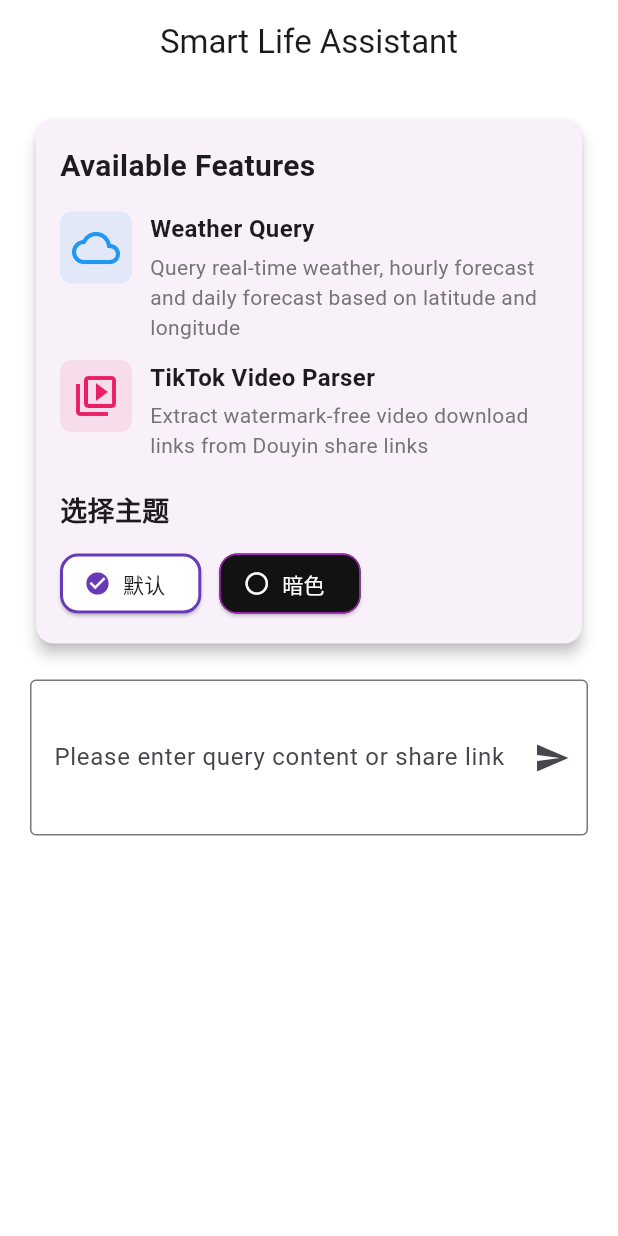
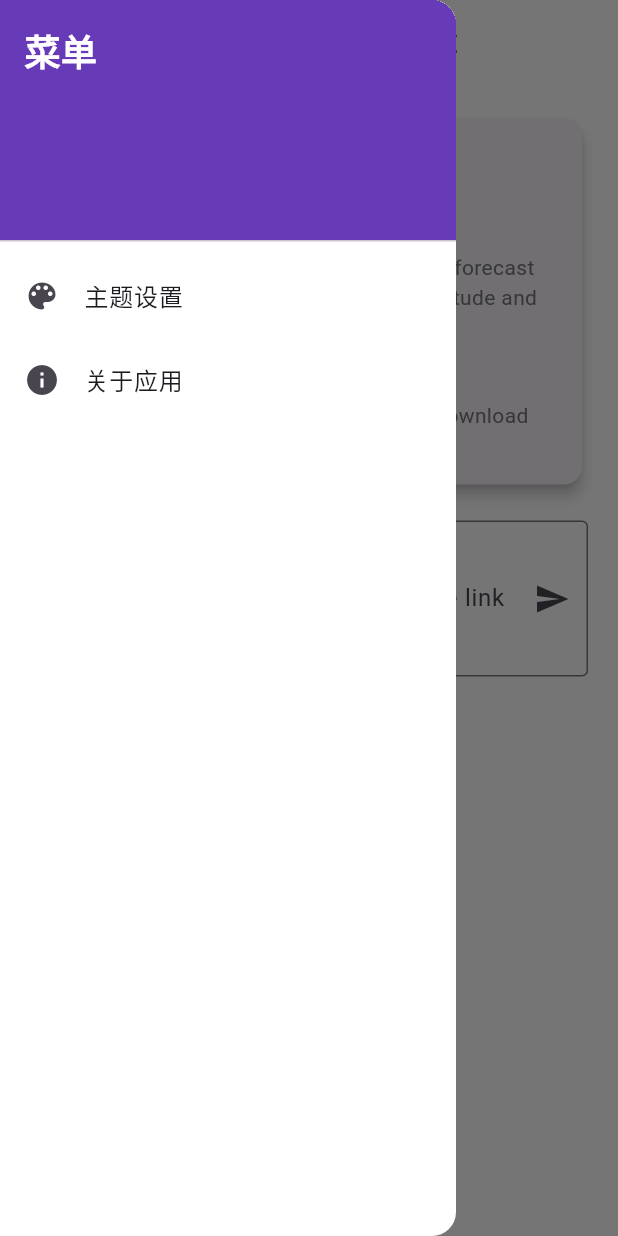
Before and after one commit to jingluoguo/smart_life_assistant, a Flutter app: the screen it shows after launch, with the side drawer open (before the commit the screen has no drawer), on a phone screen of 412 x 824 dp. Run offline on Flutter 3.47's test engine with Material 3 defaults, Android fonts, the phone set to English and light mode, and no system bars; our stand-ins replace dio, flutter_i18n, get, shared_preferences; missing offline and left inert: dart_jsonwebtoken.

Commit message:
主题切换页面拆分

```diff
--- a/lib/core/value/colors.dart
+++ b/lib/core/value/colors.dart
@@ -3,27 +3,22 @@ import 'package:get/get.dart';
 import 'package:smart_life_assistant/core/controller/theme_controller.dart';
 import 'package:smart_life_assistant/core/value/theme_model.dart';
 
+// 主题颜色提供者类，用于获取当前主题的颜色
 class AppColors {
-  // 获取主题控制器
-  static ThemeController get _themeController => Get.find<ThemeController>();
-
-  // 获取当前主题
-  static ThemeModel get _currentTheme => _themeController.currentTheme;
-
   // 主色调
-  static Color get primary => _currentTheme.primary;
-  static Color get secondary => _currentTheme.secondary;
-  static Color get accent => _currentTheme.accent;
+  static Color get primary => _getTheme().primary;
+  static Color get secondary => _getTheme().secondary;
+  static Color get accent => _getTheme().accent;
 
   // 文本颜色
-  static Color get textPrimary => _currentTheme.textPrimary;
-  static Color get textSecondary => _currentTheme.textSecondary;
+  static Color get textPrimary => _getTheme().textPrimary;
+  static Color get textSecondary => _getTheme().textSecondary;
   static Color get textLight =>
-      _currentTheme.textSecondary.withValues(alpha: 0.8);
+      _getTheme().textSecondary.withValues(alpha: 0.8);
 
   // 背景颜色
-  static Color get background => _currentTheme.background;
-  static Color get backgroundSecondary => _currentTheme.backgroundSecondary;
+  static Color get background => _getTheme().background;
+  static Color get backgroundSecondary => _getTheme().backgroundSecondary;
 
   // 功能颜色
   static const success = Color(0xFF4CAF50); // 成功-绿色
@@ -37,4 +32,10 @@ class AppColors {
   static const grey = Color(0xFF9E9E9E);
   static const black = Color(0xFF000000);
   static const white = Color(0xFFFFFFFF);
+
+  // 获取当前主题（私有方法）
+  static ThemeModel _getTheme() {
+    final themeController = Get.find<ThemeController>();
+    return themeController.currentTheme;
+  }
 }
--- a/lib/pages/assistant/assistant_controller.dart
+++ b/lib/pages/assistant/assistant_controller.dart
@@ -36,7 +36,7 @@ class AssistantController extends GetxController with WidgetsBindingObserver {
     }
 
     isLoading.value = true;
-    result.value = FlutterI18n.translate(Get.context!, 'app.loading');
+    result.value = i18n('app.loading');
 
     try {
       final functionResult = await functionCallService.handleFunctionCall(
--- a/lib/pages/assistant/assistant_page.dart
+++ b/lib/pages/assistant/assistant_page.dart
@@ -4,10 +4,10 @@ import 'package:flutter/gestures.dart';
 import 'package:flutter/material.dart';
 import 'package:flutter_i18n/flutter_i18n.dart';
 import 'package:get/get.dart';
-import 'package:smart_life_assistant/core/controller/theme_controller.dart';
+import 'package:smart_life_assistant/core/utils/common_util.dart';
 import 'package:smart_life_assistant/core/value/colors.dart';
-import 'package:smart_life_assistant/core/value/theme_model.dart';
 import 'package:smart_life_assistant/pages/assistant/assistant_controller.dart';
+import 'package:smart_life_assistant/route/app_pages.dart';
 
 class AssistantPage extends StatelessWidget {
   AssistantPage({super.key});
@@ -55,44 +55,40 @@ class AssistantPage extends StatelessWidget {
     );
   }
 
-  Widget _buildThemeSelector() {
-    final themeController = Get.find<ThemeController>();
-    return Obx(
-      () => Wrap(
-        spacing: 12,
-        runSpacing: 12,
-        children:
-            ThemeModel.allThemes.map((theme) {
-              final isSelected =
-                  themeController.currentTheme.name == theme.name;
-              return ElevatedButton.icon(
-                onPressed: () {
-                  themeController.switchTheme(theme.name);
-                },
-                icon: Icon(
-                  isSelected ? Icons.check_circle : Icons.circle_outlined,
-                  color: isSelected ? theme.primary : null,
-                ),
-                label: Text(
-                  theme.name == 'default'
-                      ? '默认'
-                      : theme.name == 'dark'
-                      ? '暗色'
-                      : theme.name,
-                ),
-                style: ElevatedButton.styleFrom(
-                  backgroundColor: theme.background,
-                  foregroundColor: theme.textPrimary,
-                  side: BorderSide(
-                    color: theme.primary,
-                    width: isSelected ? 2 : 1,
-                  ),
-                  shape: RoundedRectangleBorder(
-                    borderRadius: BorderRadius.circular(12),
-                  ),
-                ),
-              );
-            }).toList(),
+  Widget _buildDrawer(BuildContext context) {
+    return Drawer(
+      backgroundColor: AppColors.background,
+      child: ListView(
+        padding: EdgeInsets.zero,
+        children: [
+          DrawerHeader(
+            decoration: BoxDecoration(color: AppColors.primary),
+            child: Text(
+              '菜单',
+              style: TextStyle(
+                color: Colors.white,
+                fontSize: 24,
+                fontWeight: FontWeight.bold,
+              ),
+            ),
+          ),
+          ListTile(
+            leading: const Icon(Icons.color_lens),
+            title: Text('主题设置'),
+            onTap: () {
+              Navigator.pop(context);
+              Get.toNamed(AppRoutes.themeSettings);
+            },
+          ),
+          ListTile(
+            leading: const Icon(Icons.info),
+            title: Text('关于应用'),
+            onTap: () {
+              Navigator.pop(context);
+              // 这里可以添加关于页面的导航
+            },
+          ),
+        ],
       ),
     );
   }
@@ -151,9 +147,18 @@ class AssistantPage extends StatelessWidget {
     return Scaffold(
       appBar: AppBar(
         backgroundColor: AppColors.background,
-        title: Text(FlutterI18n.translate(context, 'app.title')),
+        title: Text(i18n('app.title')),
         centerTitle: true,
+        leading: Builder(
+          builder: (ctx) {
+            return IconButton(
+              icon: const Icon(Icons.menu),
+              onPressed: () => Scaffold.of(ctx).openDrawer(),
+            );
+          },
+        ),
       ),
+      drawer: _buildDrawer(context),
       body: Padding(
         padding: const EdgeInsets.all(20.0),
         child: Column(
@@ -168,7 +173,7 @@ class AssistantPage extends StatelessWidget {
                   crossAxisAlignment: CrossAxisAlignment.start,
                   children: [
                     Text(
-                      FlutterI18n.translate(context, 'app.features'),
+                      i18n('app.features'),
                       style: const TextStyle(
                         fontSize: 20,
                         fontWeight: FontWeight.bold,
@@ -177,34 +182,17 @@ class AssistantPage extends StatelessWidget {
                     const SizedBox(height: 16),
                     _buildFeatureCard(
                       icon: Icons.cloud_outlined,
-                      title: FlutterI18n.translate(context, 'app.weather'),
-                      description: FlutterI18n.translate(
-                        context,
-                        'app.weatherDescription',
-                      ),
+                      title: i18n('app.weather'),
+                      description: i18n('app.weatherDescription'),
                       color: AppColors.blue,
                     ),
                     const SizedBox(height: 12),
                     _buildFeatureCard(
                       icon: Icons.video_library_outlined,
-                      title: FlutterI18n.translate(context, 'app.tiktok'),
-                      description: FlutterI18n.translate(
-                        context,
-                        'app.tiktokDescription',
-                      ),
+                      title: i18n('app.tiktok'),
+                      description: i18n('app.tiktokDescription'),
                       color: AppColors.pink,
                     ),
-                    const SizedBox(height: 20),
-                    // 主题切换部分
-                    Text(
-                      '选择主题',
-                      style: const TextStyle(
-                        fontSize: 18,
-                        fontWeight: FontWeight.bold,
-                      ),
-                    ),
-                    const SizedBox(height: 12),
-                    _buildThemeSelector(),
                   ],
                 ),
               ),
@@ -214,7 +202,7 @@ class AssistantPage extends StatelessWidget {
             TextField(
               controller: controller.inputController,
               decoration: InputDecoration(
-                labelText: FlutterI18n.translate(context, 'app.inputLabel'),
+                labelText: i18n('app.inputLabel'),
                 border: const OutlineInputBorder(),
                 suffixIcon: Obx(
                   () =>
@@ -242,10 +230,7 @@ class AssistantPage extends StatelessWidget {
                               crossAxisAlignment: CrossAxisAlignment.start,
                               children: [
                                 Text(
-                                  FlutterI18n.translate(
-                                    context,
-                                    'app.resultTitle',
-                                  ),
+                                  i18n('app.resultTitle'),
                                   style: const TextStyle(
                                     fontSize: 18,
                                     fontWeight: FontWeight.bold,
--- a/lib/route/app_pages.dart
+++ b/lib/route/app_pages.dart
@@ -1,6 +1,7 @@
 import 'package:get/get.dart';
 import 'package:smart_life_assistant/pages/assistant/assistant_binding.dart';
 import 'package:smart_life_assistant/pages/assistant/assistant_page.dart';
+import 'package:smart_life_assistant/pages/settings/theme_settings_page.dart';
 
 part './app_routes.dart';
 
@@ -11,5 +12,6 @@ class AppPages {
       page: () => AssistantPage(),
       binding: AssistantBinding(),
     ),
+    GetPage(name: AppRoutes.themeSettings, page: () => ThemeSettingsPage()),
   ];
 }
--- a/lib/route/app_routes.dart
+++ b/lib/route/app_routes.dart
@@ -2,4 +2,5 @@ part of './app_pages.dart';
 
 abstract class AppRoutes {
   static const assistant = '/assistant';
+  static const themeSettings = '/settings/theme';
 }
```
Also changed, not shown: assets/i18n/en.json (+18 -0 lines), assets/i18n/zh.json (+17 -0 lines), lib/pages/settings/theme_settings_page.dart (added, +197 -0 lines).
